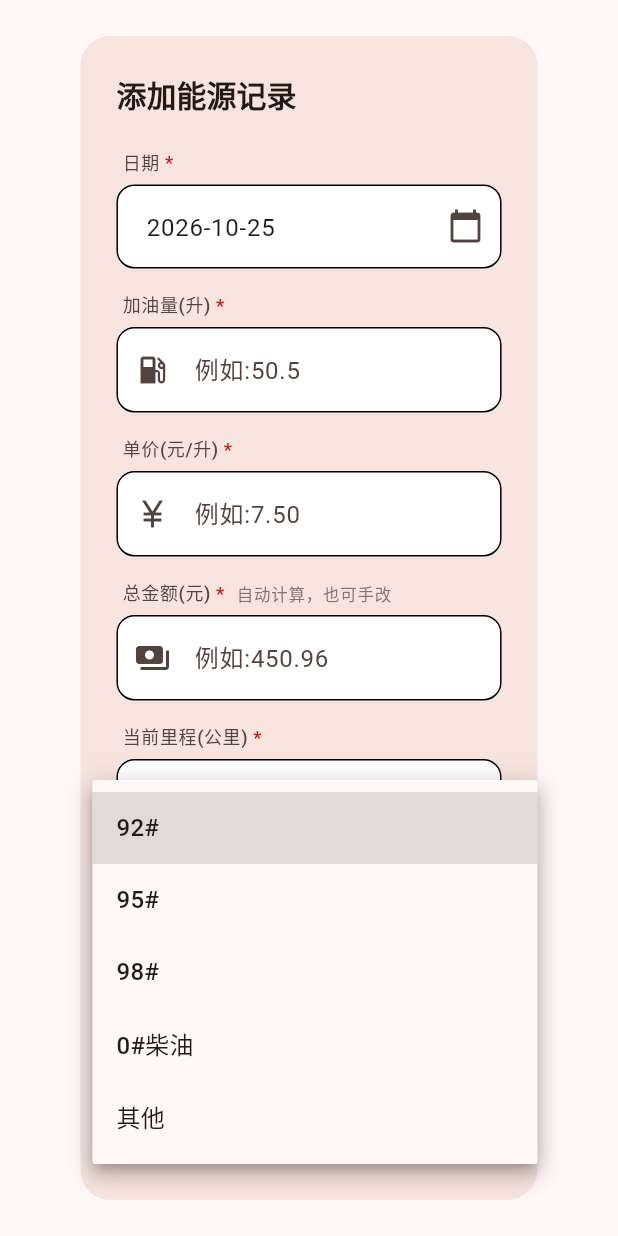
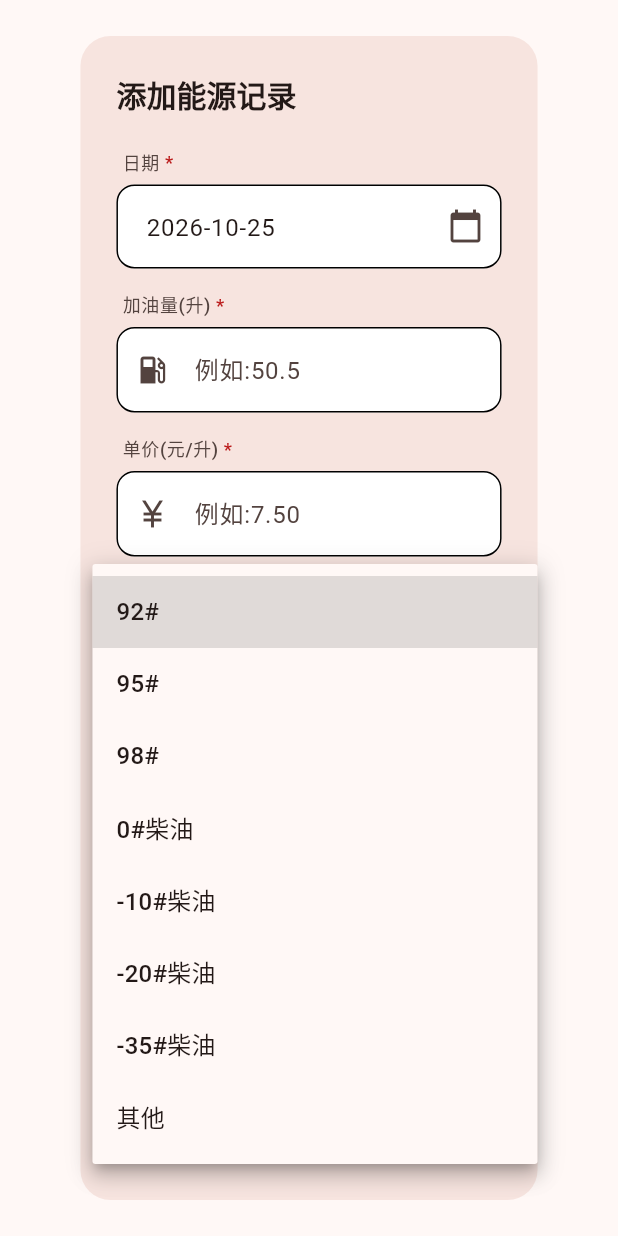
Before and after one commit to LianbinZhou/zhiji_oil_consumption, a Flutter app: the RecordDialog widget shown alone on an empty page, opened directly with empty values, after a tap on "选择油品标号", on a phone screen of 412 x 824 dp. Run offline on Flutter 3.47's test engine with Material 3 defaults, Android fonts, the light colour scheme and no system bars; our stand-ins replace drift, file_picker, fl_chart, flutter_riverpod, go_router, shared_preferences; missing offline and left inert: excel, sqlite3; accounts and stored records are empty; generated files the repository leaves out were written again.

Commit message:
fix: v1.0.7 油品标号按现行国标
- 修正柴油判定：只有 0# 和负数标号（-10#/-20#/-35#）算柴油
  之前误把 93#（汽油）也加了'柴油'，显示成 '93#柴油'
- 油品下拉按现行国标：汽油 92#/95#/98#，柴油 0#/-10#/-20#/-35#
  存纯标号，界面显示时柴油自动带'柴油'字样
- 历史数据（93#/97# 等旧国标）保持原样，不做篡改
- 版本号升到 1.0.7+10

```diff
--- a/lib/features/records/presentation/record_dialog.dart
+++ b/lib/features/records/presentation/record_dialog.dart
@@ -60,7 +60,15 @@ class _RecordDialogState extends ConsumerState<RecordDialog> {
   bool get _isHybrid => _vehicleEnergyType == 'hybrid';
   DateTime _selectedDate = DateTime.now();
 
-  static const List<String> _fuelTypes = ['92#', '95#', '98#', '0#柴油', '其他'];
+  /// 油品标号（按现行国标）
+  ///   汽油：92# / 95# / 98#
+  ///   柴油：0# / -10# / -20# / -35#（数字是凝点，北方冬天要用低温标号）
+  /// 存的是纯标号，界面上柴油会自动显示成「0#柴油」这类
+  static const List<String> _fuelTypes = [
+    '92#', '95#', '98#',
+    '0#', '-10#', '-20#', '-35#',
+    '其他',
+  ];
 
   @override
   void initState() {
@@ -511,7 +519,8 @@ class _RecordDialogState extends ConsumerState<RecordDialog> {
                       : _fuelTypes
                           .map((type) => DropdownMenuItem(
                                 value: type,
-                                child: Text(type),
+                                // 0# / -10# 这类显示成「0#柴油」，方便辨认
+                                child: Text(fuelTypeLabel(type) ?? type),
                               ))
                           .toList(),
                   onChanged: (value) {
--- a/lib/shared/app_version.dart
+++ b/lib/shared/app_version.dart
@@ -7,4 +7,4 @@
 /// **发版检查清单的第 1 条就是把它和 pubspec 对齐**。
 ///
 /// 为什么带 build 号：用户报问题时，"1.0.0" 无法区分到底装的是 +2 还是 +3。
-const String kAppVersionLabel = 'v1.0.5 (build 8)';
+const String kAppVersionLabel = 'v1.0.7 (build 10)';
--- a/lib/shared/utils/fuel_type_label.dart
+++ b/lib/shared/utils/fuel_type_label.dart
@@ -15,8 +15,9 @@ String? fuelTypeLabel(String? raw) {
   if (raw == null) return null;
   final s = raw.trim();
   if (s.isEmpty) return null;
-  // 纯数字标号 + "#"（0# / -10# / -20# / -35#）是柴油
-  if (RegExp(r'^-?\d+#$').hasMatch(s)) return '$s柴油';
+  // 柴油只有「0#」和「负数标号」：0# / -10# / -20# / -35#
+  // 注意：93# / 92# / 95# / 98# 是【汽油】标号，不能加"柴油"
+  if (RegExp(r'^(0|-[0-9]+)#$').hasMatch(s)) return '$s柴油';
   return s;
 }
 
--- a/pubspec.yaml
+++ b/pubspec.yaml
@@ -9,7 +9,7 @@ repository: https://github.com/LianbinZhou/zhiji_oil_consumption
 license: MIT
 
 # 版本号: 主版本.次版本.修订号+构建号
-version: 1.0.5+8
+version: 1.0.7+10
 
 # Flutter SDK版本约束
 environment:
```
